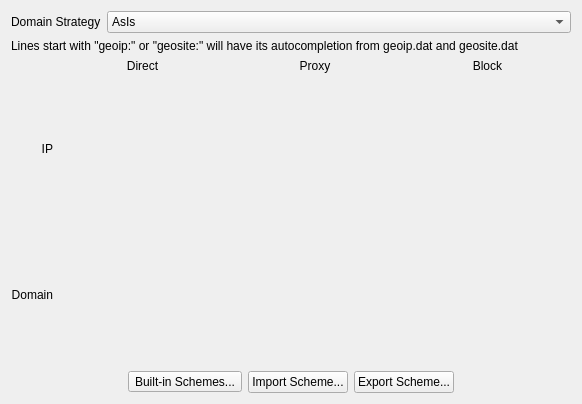
Before: the Qt Designer form src/ui/widgets/widgets/RouteSettingsMatrix.ui in Qv2ray/Qv2ray, drawn with Qt 5.
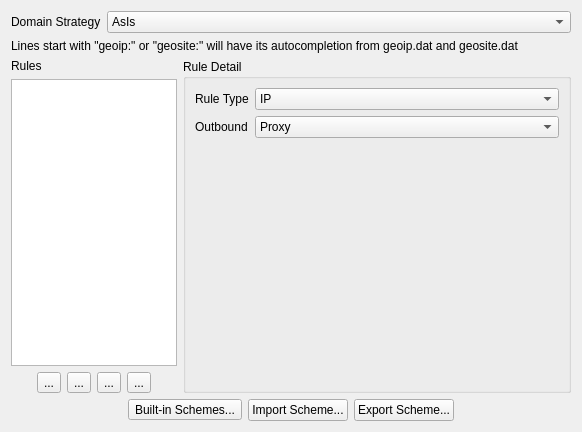
After: the same form once the commit is applied.

What changed in the file:
```diff
--- a/src/ui/widgets/widgets/RouteSettingsMatrix.ui
+++ b/src/ui/widgets/widgets/RouteSettingsMatrix.ui
@@ -7,7 +7,7 @@
     <x>0</x>
     <y>0</y>
     <width>582</width>
-    <height>404</height>
+    <height>432</height>
    </rect>
   </property>
   <property name="windowTitle">
@@ -52,75 +52,138 @@
     </widget>
    </item>
    <item>
-    <layout class="QGridLayout" name="gridLayout" rowstretch="0,1,1" columnstretch="0,1,1,1">
-     <item row="0" column="3">
-      <widget class="QLabel" name="label_82">
-       <property name="text">
-        <string>Block</string>
-       </property>
-       <property name="alignment">
-        <set>Qt::AlignCenter</set>
-       </property>
-      </widget>
+    <layout class="QHBoxLayout" name="horizontalLayout_4" stretch="3,7">
+     <item>
+      <layout class="QVBoxLayout" name="verticalLayout">
+       <item>
+        <widget class="QLabel" name="label">
+         <property name="text">
+          <string>Rules</string>
+         </property>
+        </widget>
+       </item>
+       <item>
+        <widget class="QListWidget" name="rulesListWidget"/>
+       </item>
+       <item>
+        <layout class="QHBoxLayout" name="horizontalLayout_3">
+         <item>
+          <spacer name="horizontalSpacer_3">
+           <property name="orientation">
+            <enum>Qt::Horizontal</enum>
+           </property>
+           <property name="sizeHint" stdset="0">
+            <size>
+             <width>40</width>
+             <height>20</height>
+            </size>
+           </property>
+          </spacer>
+         </item>
+         <item>
+          <widget class="QToolButton" name="toolButton">
+           <property name="text">
+            <string>...</string>
+           </property>
+          </widget>
+         </item>
+         <item>
+          <widget class="QToolButton" name="toolButton_2">
+           <property name="text">
+            <string>...</string>
+           </property>
+          </widget>
+         </item>
+         <item>
+          <widget class="QToolButton" name="toolButton_4">
+           <property name="text">
+            <string>...</string>
+           </property>
+          </widget>
+         </item>
+         <item>
+          <widget class="QToolButton" name="toolButton_3">
+           <property name="text">
+            <string>...</string>
+           </property>
+          </widget>
+         </item>
+         <item>
+          <spacer name="horizontalSpacer_4">
+           <property name="orientation">
+            <enum>Qt::Horizontal</enum>
+           </property>
+           <property name="sizeHint" stdset="0">
+            <size>
+             <width>40</width>
+             <height>20</height>
+            </size>
+           </property>
+          </spacer>
+         </item>
+        </layout>
+       </item>
+      </layout>
      </item>
-     <item row="2" column="3">
-      <layout class="QGridLayout" name="blockTxtLayout"/>
-     </item>
-     <item row="0" column="1">
-      <widget class="QLabel" name="label_80">
-       <property name="text">
-        <string>Direct</string>
+     <item>
+      <widget class="QGroupBox" name="groupBox">
+       <property name="title">
+        <string>Rule Detail</string>
        </property>
-       <property name="alignment">
-        <set>Qt::AlignCenter</set>
-       </property>
+       <layout class="QFormLayout" name="formLayout">
+        <item row="0" column="0">
+         <widget class="QLabel" name="label_2">
+          <property name="text">
+           <string>Rule Type</string>
+          </property>
+         </widget>
+        </item>
+        <item row="0" column="1">
+         <widget class="QComboBox" name="comboBox">
+          <item>
+           <property name="text">
+            <string>IP</string>
+           </property>
+          </item>
+          <item>
+           <property name="text">
+            <string>Domain</string>
+           </property>
+          </item>
+         </widget>
+        </item>
+        <item row="1" column="0">
+         <widget class="QLabel" name="label_5">
+          <property name="text">
+           <string>Outbound</string>
+          </property>
+         </widget>
+        </item>
+        <item row="1" column="1">
+         <widget class="QComboBox" name="comboBox_2">
+          <item>
+           <property name="text">
+            <string>Proxy</string>
+           </property>
+          </item>
+          <item>
+           <property name="text">
+            <string>Direct</string>
+           </property>
+          </item>
+          <item>
+           <property name="text">
+            <string>Block</string>
+           </property>
+          </item>
+         </widget>
+        </item>
+        <item row="2" column="0" colspan="2">
+         <layout class="QVBoxLayout" name="ruleTxtLayout"/>
+        </item>
+       </layout>
       </widget>
      </item>
-     <item row="2" column="0">
-      <widget class="QLabel" name="label">
-       <property name="text">
-        <string>Domain</string>
-       </property>
-       <property name="alignment">
-        <set>Qt::AlignRight|Qt::AlignTrailing|Qt::AlignVCenter</set>
-       </property>
-      </widget>
-     </item>
-     <item row="2" column="1">
-      <layout class="QGridLayout" name="directTxtLayout"/>
-     </item>
-     <item row="1" column="2">
-      <layout class="QGridLayout" name="proxyIPLayout"/>
-     </item>
-     <item row="0" column="2">
-      <widget class="QLabel" name="label_81">
-       <property name="text">
-        <string>Proxy</string>
-       </property>
-       <property name="alignment">
-        <set>Qt::AlignCenter</set>
-       </property>
-      </widget>
-     </item>
-     <item row="2" column="2">
-      <layout class="QGridLayout" name="proxyTxtLayout"/>
-     </item>
-     <item row="1" column="3">
-      <layout class="QGridLayout" name="blockIPLayout"/>
-     </item>
-     <item row="1" column="0">
-      <widget class="QLabel" name="label_2">
-       <property name="text">
-        <string>IP</string>
-       </property>
-       <property name="alignment">
-        <set>Qt::AlignRight|Qt::AlignTrailing|Qt::AlignVCenter</set>
-       </property>
-      </widget>
-     </item>
-     <item row="1" column="1">
-      <layout class="QGridLayout" name="directIPLayout"/>
-     </item>
     </layout>
    </item>
    <item>
```
